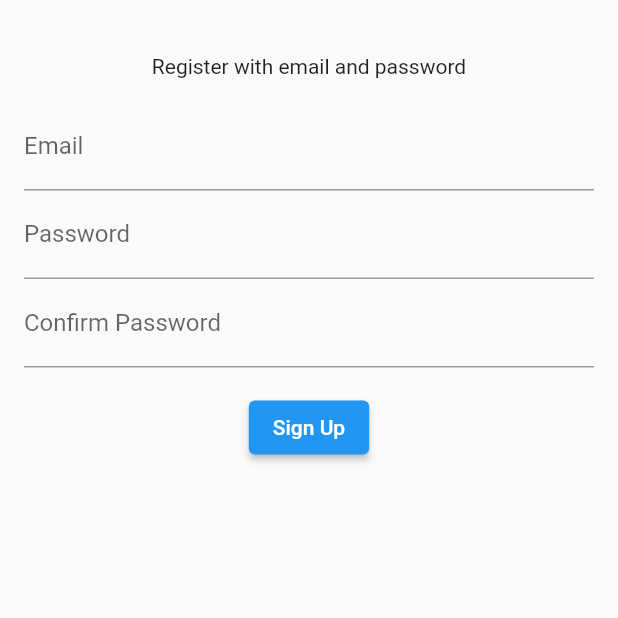
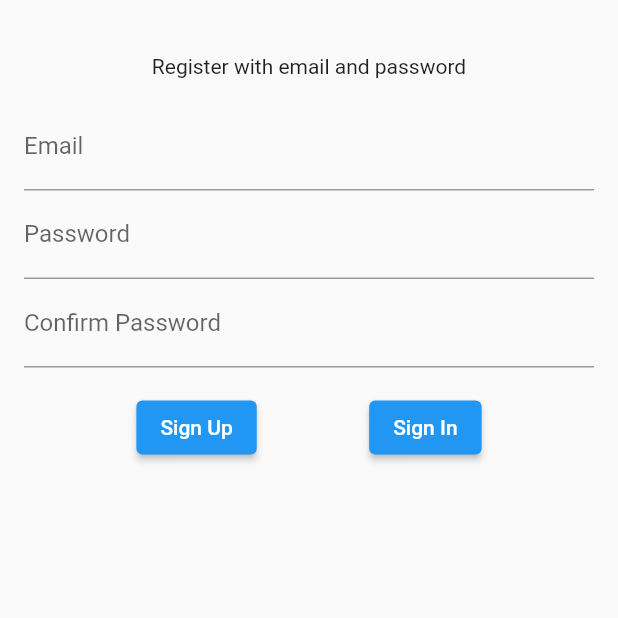
Before and after one commit to LiuMC-SG/Orbital_Frontend, a Flutter app: the screen it shows after launch, after a tap on "Sign In", after a tap on "Register", on a phone screen of 412 x 824 dp, the top half of it. Run offline on Flutter 3.47's test engine with Material 2 defaults, Android fonts, the light colour scheme and no system bars; our stand-ins replace firebase_auth, firebase_core; accounts and stored records are empty; generated files the repository leaves out were written again.

Commit message:
(Update): Added sign in button to register screen
Allows for back navigation back to sign in page since it all login
screens use same parent widget

```diff
--- a/helpus/lib/screens/register_screen.dart
+++ b/helpus/lib/screens/register_screen.dart
@@ -61,6 +61,7 @@ class _RegisterScreenState extends State<RegisterScreen> {
               return null;
             },
           ),
+          Row(mainAxisAlignment: MainAxisAlignment.spaceEvenly, children: [
             Container(
               padding: const EdgeInsets.symmetric(vertical: 16.0),
               alignment: Alignment.center,
@@ -73,6 +74,17 @@ class _RegisterScreenState extends State<RegisterScreen> {
                 child: const Text('Sign Up'),
               ),
             ),
+            Container(
+              padding: const EdgeInsets.symmetric(vertical: 16.0),
+              alignment: Alignment.center,
+              child: ElevatedButton(
+                onPressed: () {
+                  widget.notifyParent(false);
+                },
+                child: const Text('Sign In'),
+              ),
+            )
+          ]),
           Container(
             alignment: Alignment.center,
             padding: const EdgeInsets.symmetric(horizontal: 16),
```
Lines whose indentation alone changed are shown as unchanged.
